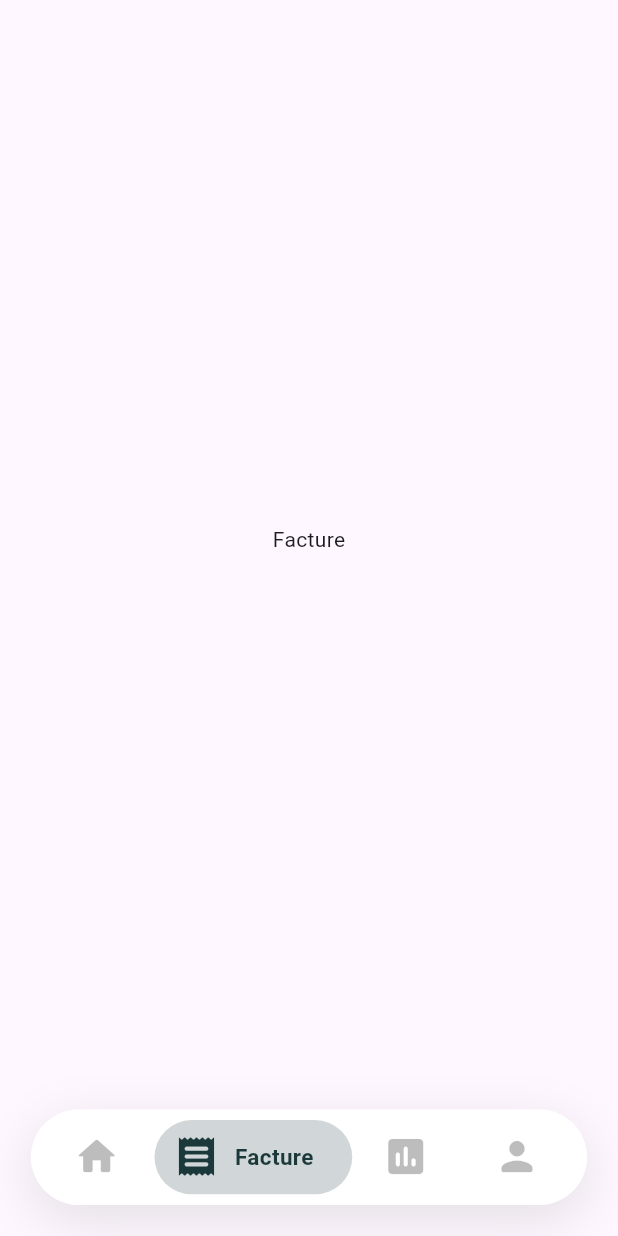
After one commit to agodaMarina/flutterapp, a Flutter app: the Home screen opened directly, after a tap on the "receipt" icon, on a phone screen of 412 x 824 dp. The commit adds this screen. Run offline on Flutter 3.47's test engine with Material 3 defaults, Android fonts, the light colour scheme and no system bars.

Commit message:
configuration navBar/creation du profil

```diff
--- a/lib/main.dart
+++ b/lib/main.dart
@@ -1,19 +1,25 @@
+// ignore_for_file: prefer_const_constructors
+
 import 'package:flutter/material.dart';
 import 'package:projetflutter/screens/auth/login.dart';
+
+import 'package:projetflutter/screens/auth/signin.dart';
+import 'package:projetflutter/screens/pages/home.dart';
+import 'package:projetflutter/screens/pages/profile/profile.dart';
+
 
 void main() {
   runApp(MainApp());
 }
 
 class MainApp extends StatelessWidget {
-  MainApp({Key? key});
+  const MainApp({super.key });
 
   @override
   Widget build(BuildContext context) {
     return MaterialApp(
       debugShowCheckedModeBanner: false,
-      theme: ThemeData(fontFamily: 'Poppins'),
-      home: LoginScreen(),
+      home: Home(),
     );
   }
 }
--- a/lib/screens/pages/Home.dart
+++ b/lib/screens/pages/Home.dart
@@ -1,13 +1,162 @@
 import 'package:flutter/material.dart';
-import 'package:flutter/widgets.dart';
+import 'package:flutter/services.dart';
+import 'package:projetflutter/screens/pages/acceuil.dart';
+import 'package:projetflutter/screens/pages/factures/facture.dart';
 
-class Home extends StatelessWidget {
+import 'package:projetflutter/screens/pages/profile/profile.dart';
+
+import '../../theme.dart';
+
+class Home extends StatefulWidget {
   const Home({super.key});
 
   @override
+  State<Home> createState() => _HomeState();
+}
+
+class _HomeState extends State<Home> {
+  final PageController _pageController = PageController(initialPage:0 );
+  var currentIndex = 0;
+  @override
   Widget build(BuildContext context) {
-    return const Scaffold(
-      bottomNavigationBar:BottomAppBar() ,
+    double displayWidth = MediaQuery.of(context).size.width;
+    return Scaffold(
+      body: PageView(
+        controller: _pageController,
+        children: const [
+          Acceuil(),
+          FactureScreen(),
+          FactureScreen(),
+          ProfilScreen(),
+        ],
+        onPageChanged: (index) {
+          setState(() {
+            currentIndex = index;
+          });
+        },
+      ),
+
+      bottomNavigationBar: Container(
+        margin: EdgeInsets.all(displayWidth * .05),
+        height: displayWidth * .155,
+        decoration: BoxDecoration(
+          color: Colors.white,
+          boxShadow: [
+            BoxShadow(
+              color: Colors.black.withOpacity(.1),
+              blurRadius: 30,
+              offset: const Offset(0, 10),
+            ),
+          ],
+          borderRadius: BorderRadius.circular(50),
+        ),
+        child: ListView.builder(
+          itemCount: 4,
+          scrollDirection: Axis.horizontal,
+          padding: EdgeInsets.symmetric(horizontal: displayWidth * .02),
+          itemBuilder: (context, index) => InkWell(
+            onTap: () {
+              setState(() {
+                currentIndex = index;
+                HapticFeedback.lightImpact();
+                 _pageController.jumpToPage(currentIndex);
+              });
+            },
+            splashColor: Colors.transparent,
+            highlightColor: Colors.transparent,
+            child: Stack(
+              children: [
+                AnimatedContainer(
+                  duration: const Duration(seconds: 1),
+                  curve: Curves.fastLinearToSlowEaseIn,
+                  width: index == currentIndex
+                      ? displayWidth * .32
+                      : displayWidth * .18,
+                  alignment: Alignment.center,
+                  child: AnimatedContainer(
+                    duration: const Duration(seconds: 1),
+                    curve: Curves.fastLinearToSlowEaseIn,
+                    height: index == currentIndex ? displayWidth * .12 : 0,
+                    width: index == currentIndex ? displayWidth * .32 : 0,
+                    decoration: BoxDecoration(
+                      color: index == currentIndex
+                          ? kPrimaryColor.withOpacity(.2)
+                          : Colors.transparent,
+                      borderRadius: BorderRadius.circular(50),
+                    ),
+                  ),
+                ),
+                AnimatedContainer(
+                  duration: const Duration(seconds: 1),
+                  curve: Curves.fastLinearToSlowEaseIn,
+                  width: index == currentIndex
+                      ? displayWidth * .31
+                      : displayWidth * .18,
+                  alignment: Alignment.center,
+                  child: Stack(
+                    children: [
+                      Row(
+                        children: [
+                          AnimatedContainer(
+                            duration: const Duration(seconds: 1),
+                            curve: Curves.fastLinearToSlowEaseIn,
+                            width:
+                                index == currentIndex ? displayWidth * .13 : 0,
+                          ),
+                          AnimatedOpacity(
+                            opacity: index == currentIndex ? 1 : 0,
+                            duration: const Duration(seconds: 1),
+                            curve: Curves.fastLinearToSlowEaseIn,
+                            child: Text(
+                              index == currentIndex ? listOfStrings[index] : '',
+                              style: const TextStyle(
+                                color: kPrimaryColor,
+                                fontWeight: FontWeight.w600,
+                                fontSize: 15,
+                              ),
+                            ),
+                          ),
+                        ],
+                      ),
+                      Row(
+                        children: [
+                          AnimatedContainer(
+                            duration: const Duration(seconds: 1),
+                            curve: Curves.fastLinearToSlowEaseIn,
+                            width:
+                                index == currentIndex ? displayWidth * .03 : 20,
+                          ),
+                          Icon(
+                            listOfIcons[index],
+                            size: displayWidth * .076,
+                            color: index == currentIndex
+                                ? kPrimaryColor
+                                : Colors.black26,
+                          ),
+                        ],
+                      ),
+                    ],
+                  ),
+                ),
+              ],
+            ),
+          ),
+        ),
+      ),
     );
   }
+
+  List<IconData> listOfIcons = [
+    Icons.home_rounded,
+    Icons.receipt_rounded,
+    Icons.assessment_rounded,
+    Icons.person_rounded,
+  ];
+
+  List<String> listOfStrings = [
+    'Acceuil',
+    'Facture',
+    'rapport',
+    'profile',
+  ];
 }
--- /dev/null
+++ b/lib/screens/pages/acceuil.dart
@@ -0,0 +1,17 @@
+import 'package:flutter/material.dart';
+
+class Acceuil extends StatefulWidget {
+  const Acceuil({super.key});
+
+  @override
+  State<Acceuil> createState() => _AcceuilState();
+}
+
+class _AcceuilState extends State<Acceuil> {
+  @override
+  Widget build(BuildContext context) {
+    return const Center(
+      child: Text('Acceuil'),
+    );
+  }
+}
--- /dev/null
+++ b/lib/screens/pages/factures/facture.dart
@@ -0,0 +1,12 @@
+import 'package:flutter/material.dart';
+
+class FactureScreen extends StatelessWidget {
+  const FactureScreen({super.key});
+
+  @override
+  Widget build(BuildContext context) {
+    return const Center(
+      child: Text('Facture'),
+    );
+  }
+}
--- /dev/null
+++ b/lib/screens/pages/profile/profile.dart
@@ -0,0 +1,216 @@
+import 'package:flutter/material.dart';
+import 'package:flutter/material.dart%20';
+import 'package:projetflutter/theme.dart';
+
+
+
+class ProfilScreen extends StatelessWidget {
+  const ProfilScreen({super.key});
+
+  @override
+  Widget build(BuildContext context) {
+    return   Scaffold(
+      appBar: AppBar(
+        elevation: 0,
+        backgroundColor: Colors.transparent,
+        foregroundColor: kPrimaryColor,
+        title: const Text(""),
+        centerTitle: true,
+        actions: [
+          IconButton(
+            onPressed: () {},
+            icon: const Icon(
+              Icons.settings_rounded,
+              color: kPrimaryColor,),
+          )
+        ],
+      ),
+
+      body: ListView(
+        padding: const EdgeInsets.all(10),
+        children:  [
+          const Column(
+            children: [
+              CircleAvatar(
+                radius: 50,
+                backgroundImage: AssetImage('../images/user.png'),
+              ),
+              SizedBox(
+                height: 10,
+              ),
+              Text(
+                'Nom Prénom',
+                style: TextStyle(
+                  fontSize: 18,
+                  fontWeight: FontWeight.bold,
+                ),
+              ),
+            ],
+          ),
+          const SizedBox(
+            height: 25,
+          ),
+          const Row(
+            children: [
+              Padding(
+                padding: EdgeInsets.only(right: 5),
+                child:Text(
+                  "completez votre profile",
+                  style: TextStyle(
+                    fontWeight: FontWeight.bold,
+                  ),
+                )
+              ),
+              Text(
+                "(1/5)",
+                style: TextStyle(
+                  color: kPrimaryColor,
+                ),
+              )
+            ]
+          ),
+          const SizedBox(height: 10),
+          Row(
+            children: List.generate(5, (index) {
+              return Expanded(
+                child: Container(
+                  height: 7,
+                  margin: EdgeInsets.only(right: index == 4 ? 0 : 6),
+                  decoration: BoxDecoration(
+                    borderRadius: BorderRadius.circular(10),
+                    color: index == 0 ? kPrimaryColor : Colors.black12,
+                  ),
+                ),
+              );
+            }),
+          ),
+          const SizedBox(height: 10),
+          SizedBox(
+            height: 180,
+            child: ListView.separated(
+              physics: const BouncingScrollPhysics(),
+              scrollDirection: Axis.horizontal,
+              itemBuilder: (context, index) {
+                final card = profileCompletionCards[index];
+                return SizedBox(
+                  width: 160,
+                  child: Card(
+                    shadowColor: Colors.black12,
+                    child: Padding(
+                      padding: const EdgeInsets.all(15),
+                      child: Column(
+                        children: [
+                          Icon(
+                            card.icon,
+                            size: 30,
+                          ),
+                          const SizedBox(height: 10),
+                          Text(
+                            card.title,
+                            textAlign: TextAlign.center,
+                          ),
+                          const Spacer(),
+                          ElevatedButton(
+                            onPressed: () {},
+                            style: ElevatedButton.styleFrom(
+                              elevation: 0,
+                              shape: RoundedRectangleBorder(
+                                  borderRadius: BorderRadius.circular(10)),
+                                  backgroundColor: kPrimaryColor,
+                                  foregroundColor: kWhiteColor
+                            ),
+                            child: Text(card.buttonText),
+                          )
+                        ],
+                      ),
+                    ),
+                  ),
+                );
+              },
+              separatorBuilder: (context, index) =>
+                  const Padding(padding: EdgeInsets.only(right: 5)),
+              itemCount: profileCompletionCards.length,
+            ),
+          ),
+          const SizedBox(height: 35),
+          ...List.generate(
+            customListTiles.length,
+            (index) {
+              final tile = customListTiles[index];
+              return Padding(
+                padding: const EdgeInsets.only(bottom: 5),
+                child: Card(
+                  elevation: 4,
+                  shadowColor: Colors.black12,
+                  child: ListTile(
+                    leading: Icon(tile.icon),
+                    title: Text(tile.title),
+                    trailing: const Icon(Icons.chevron_right),
+                  ),
+                ),
+              );
+            },
+          )
+        ],
+      ),
+
+    );
+  }
+}
+
+class ProfileCompletionCard {
+  final String title;
+  final String buttonText;
+  final IconData icon;
+  ProfileCompletionCard({
+    required this.title,
+    required this.buttonText,
+    required this.icon,
+  });
+}
+
+List<ProfileCompletionCard> profileCompletionCards = [
+  ProfileCompletionCard(
+    title: "Details du profil",
+    icon: Icons.person,
+    buttonText: "continuer",
+  ),
+  ProfileCompletionCard(
+    title: "Expérience professionnelle",
+    icon: Icons.upload_file,
+    buttonText: "Charger",
+  ),
+  ProfileCompletionCard(
+    title: "Vos talents",
+    icon: Icons.star,
+    buttonText: "Ajouter",
+  ),
+];
+
+class CustomListTile {
+  final IconData icon;
+  final String title;
+  CustomListTile({
+    required this.icon,
+    required this.title,
+  });
+}
+
+List<CustomListTile> customListTiles = [
+  CustomListTile(
+    icon: Icons.insights,
+    title: "Activités",
+  ),
+  CustomListTile(
+    icon: Icons.location_on_outlined,
+    title: "Localisation",
+  ),
+  CustomListTile(
+    title: "Notifications",
+    icon: Icons.notifications,
+  ),
+  CustomListTile(
+    title: "Se deconnecter",
+    icon: Icons.logout,
+  ),
+];
--- a/lib/widgets/checkBox.dart
+++ b/lib/widgets/checkBox.dart
@@ -1,4 +1,3 @@
-// ignore_for_file: dead_code, prefer_const_constructors
 
 import 'package:flutter/material.dart';
 
@@ -33,7 +32,7 @@ class _CheckBoxState extends State<CheckBox> {
                     borderRadius: BorderRadius.circular(4),
                     border: Border.all(color: kDarkGreyColor)),
                 child: _isSelected
-                    ? Icon(
+                    ? const Icon(
                         Icons.check,
                         size: 17,
                         color: Colors.green,
@@ -41,7 +40,7 @@ class _CheckBoxState extends State<CheckBox> {
                     : null,
               ),
             ),
-            SizedBox(
+            const SizedBox(
               width: 12,
             ),
             Text(widget.text),
--- a/lib/widgets/primarybutton.dart
+++ b/lib/widgets/primarybutton.dart
@@ -17,5 +17,7 @@ return Container(
         buttonText,
         style: textButton.copyWith(color: kWhiteColor),
       ),
-    );  }
+
+    );
+    }
 }
--- a/pubspec.yaml
+++ b/pubspec.yaml
@@ -10,6 +10,8 @@ dependencies:
   animated_bottom_navigation_bar: ^1.3.3
   flutter:
     sdk: flutter
+
+  http: ^1.2.1
   image_picker: ^1.1.2
   page_transition: ^2.1.0
 
@@ -20,3 +22,5 @@ dev_dependencies:
 
 flutter:
   uses-material-design: true
+  assets:
+      - images/
```
Also changed, not shown: lib/screens/auth/login.dart (+9 -4 lines), lib/screens/auth/signin.dart (+13 -13 lines), lib/screens/pages/profile/test.dart (added, +230 -0 lines), lib/screens/profile/profile.dart (deleted, +0 -15 lines), lib/widgets/navBar.dart (+13 -14 lines), lib/widgets/signupform.dart (+5 -6 lines), lib/screens/pages/factures/add_facture.dart (added), lib/screens/pages/profile/updateprofil.dart (added), lib/screens/pages/rapports/detail_rapport.dart (added), lib/screens/pages/rapports/list-rapport.dart (added), lib/screens/pages/rapports/rapport.dart (added), pubspec.lock.
